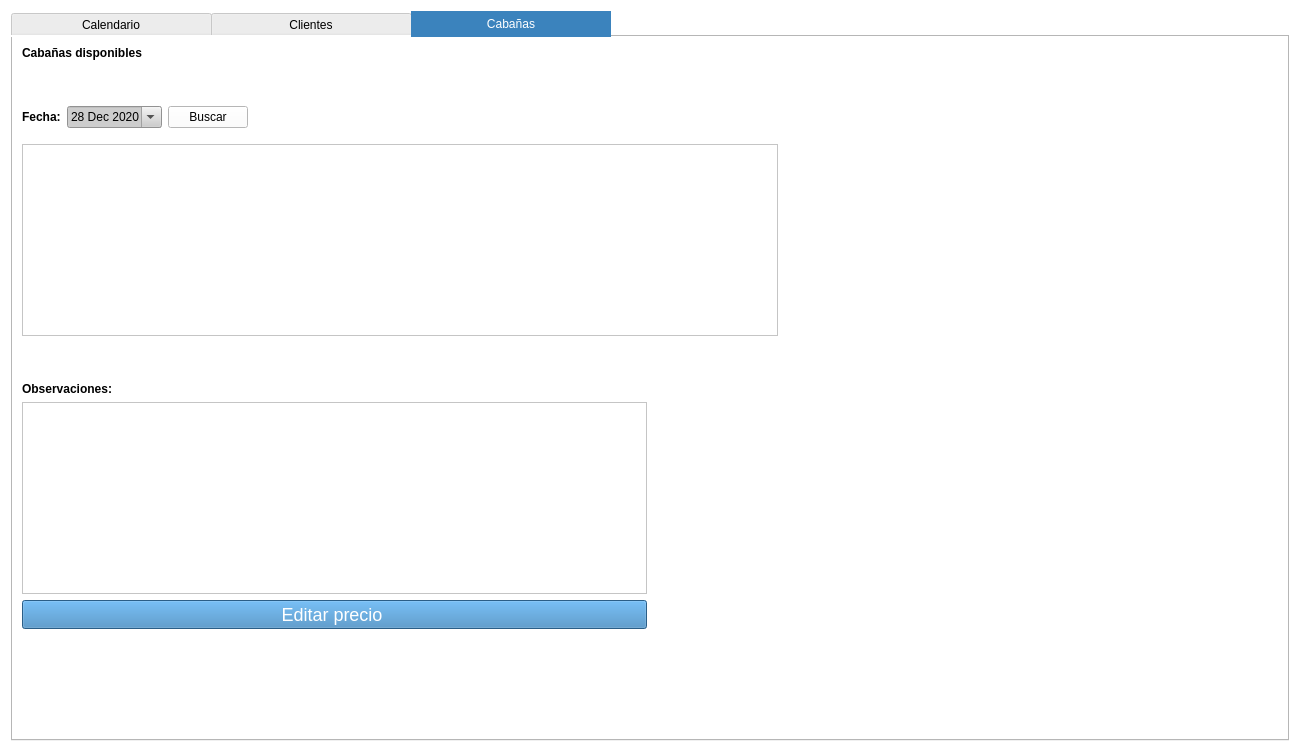
DiteRr/IgmavaAPP, file UIfiles/Tab.ui: the form before one commit.
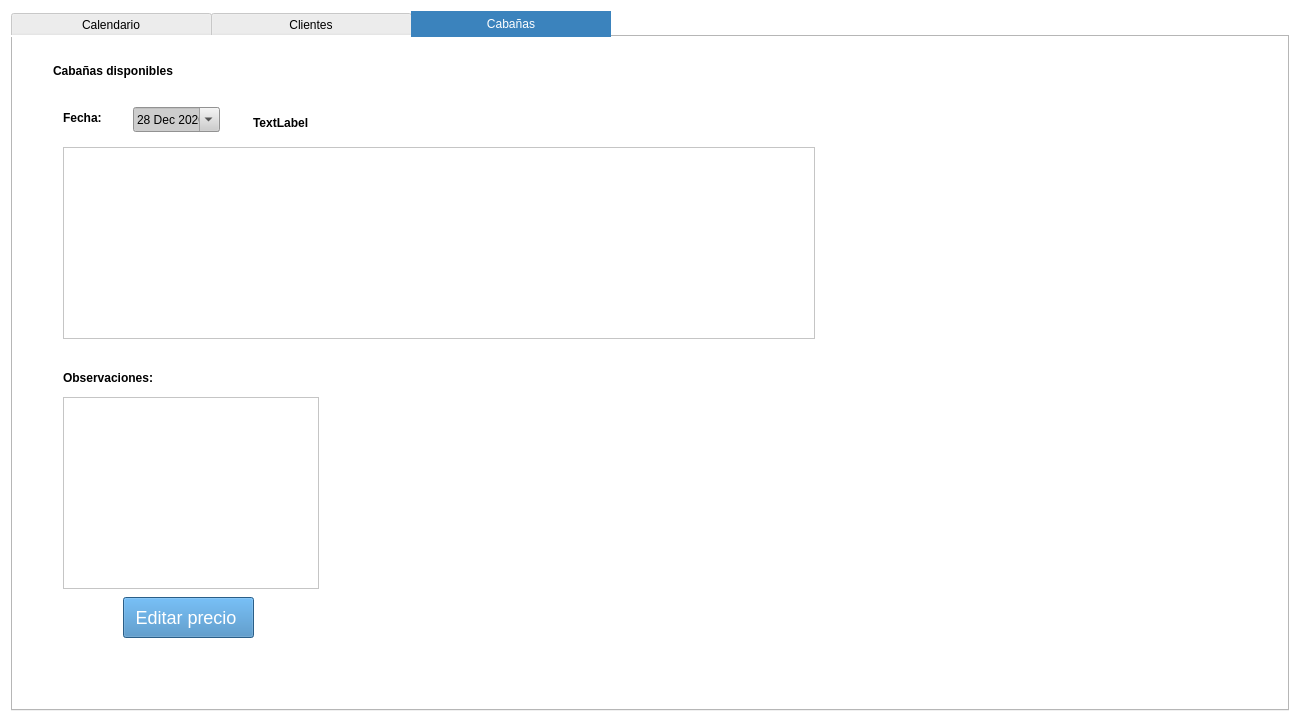
The form after the commit. The open tabs and pages were chosen to show the change. Icons and pictures are not drawn.

The edit to the form file:
```diff
--- a/UIfiles/Tab.ui
+++ b/UIfiles/Tab.ui
@@ -7,7 +7,7 @@
     <x>0</x>
     <y>0</y>
     <width>1300</width>
-    <height>752</height>
+    <height>722</height>
    </rect>
   </property>
   <property name="minimumSize">
@@ -23,7 +23,7 @@
    <string notr="true">background-color: rgb(255, 255, 255);</string>
   </property>
   <layout class="QGridLayout" name="gridLayout">
-   <item row="2" column="0">
+   <item row="1" column="0">
     <widget class="QTabWidget" name="tabWidget">
      <property name="minimumSize">
       <size>
@@ -569,95 +569,61 @@
       <attribute name="title">
        <string>Cabañas</string>
       </attribute>
-      <layout class="QGridLayout" name="gridLayout_6">
-       <item row="9" column="0" colspan="2">
-        <spacer name="verticalSpacer_6">
-         <property name="orientation">
-          <enum>Qt::Vertical</enum>
-         </property>
-         <property name="sizeHint" stdset="0">
-          <size>
-           <width>20</width>
-           <height>40</height>
-          </size>
-         </property>
-        </spacer>
-       </item>
-       <item row="4" column="0" colspan="2">
-        <spacer name="verticalSpacer_11">
-         <property name="orientation">
-          <enum>Qt::Vertical</enum>
-         </property>
-         <property name="sizeType">
-          <enum>QSizePolicy::Maximum</enum>
-         </property>
-         <property name="sizeHint" stdset="0">
-          <size>
-           <width>20</width>
-           <height>10</height>
-          </size>
-         </property>
-        </spacer>
-       </item>
-       <item row="6" column="0" colspan="2">
-        <spacer name="verticalSpacer_10">
-         <property name="orientation">
-          <enum>Qt::Vertical</enum>
-         </property>
-         <property name="sizeType">
-          <enum>QSizePolicy::Maximum</enum>
-         </property>
-         <property name="sizeHint" stdset="0">
-          <size>
-           <width>20</width>
-           <height>40</height>
-          </size>
-         </property>
-        </spacer>
-       </item>
-       <item row="5" column="0" colspan="2">
-        <layout class="QHBoxLayout" name="horizontalLayout_2">
-         <item>
-          <widget class="QTableWidget" name="tableWidgetC">
+      <widget class="QLabel" name="label_5">
+       <property name="geometry">
+        <rect>
+         <x>50</x>
+         <y>330</y>
+         <width>139</width>
+         <height>22</height>
+        </rect>
+       </property>
+       <property name="sizePolicy">
+        <sizepolicy hsizetype="Maximum" vsizetype="Maximum">
+         <horstretch>0</horstretch>
+         <verstretch>0</verstretch>
+        </sizepolicy>
+       </property>
+       <property name="styleSheet">
+        <string notr="true">font: 57 14pt &quot;Ubuntu&quot;;
+font-weight:bold;</string>
+       </property>
+       <property name="text">
+        <string>Observaciones:</string>
+       </property>
+      </widget>
+      <widget class="QLabel" name="label_3">
+       <property name="geometry">
+        <rect>
+         <x>40</x>
+         <y>20</y>
+         <width>233</width>
+         <height>28</height>
+        </rect>
+       </property>
            <property name="sizePolicy">
-            <sizepolicy hsizetype="Minimum" vsizetype="Minimum">
+        <sizepolicy hsizetype="Maximum" vsizetype="Maximum">
              <horstretch>0</horstretch>
              <verstretch>0</verstretch>
             </sizepolicy>
            </property>
-           <attribute name="horizontalHeaderStretchLastSection">
-            <bool>false</bool>
-           </attribute>
-           <attribute name="verticalHeaderDefaultSectionSize">
-            <number>57</number>
-           </attribute>
-           <attribute name="verticalHeaderStretchLastSection">
-            <bool>true</bool>
-           </attribute>
-          </widget>
-         </item>
-         <item>
-          <spacer name="horizontalSpacer_5">
-           <property name="orientation">
-            <enum>Qt::Horizontal</enum>
-           </property>
-           <property name="sizeType">
-            <enum>QSizePolicy::Maximum</enum>
-           </property>
-           <property name="sizeHint" stdset="0">
-            <size>
-             <width>500</width>
-             <height>80</height>
-            </size>
-           </property>
-          </spacer>
-         </item>
-        </layout>
-       </item>
-       <item row="8" column="0">
-        <layout class="QVBoxLayout" name="verticalLayout_2">
-         <item>
+       <property name="styleSheet">
+        <string notr="true">font: 57 18pt &quot;Ubuntu&quot;;
+font-weight:bold;</string>
+       </property>
+       <property name="text">
+        <string>Cabañas disponibles</string>
+       </property>
+      </widget>
           <widget class="QTableWidget" name="tableWidgetCab">
+       <property name="geometry">
+        <rect>
+         <x>50</x>
+         <y>360</y>
+         <width>256</width>
+         <height>192</height>
+        </rect>
+       </property>
            <property name="sizePolicy">
             <sizepolicy hsizetype="Minimum" vsizetype="Minimum">
              <horstretch>0</horstretch>
@@ -671,9 +637,15 @@
             <number>57</number>
            </attribute>
           </widget>
-         </item>
-         <item>
           <widget class="QPushButton" name="edp">
+       <property name="geometry">
+        <rect>
+         <x>110</x>
+         <y>560</y>
+         <width>131</width>
+         <height>41</height>
+        </rect>
+       </property>
            <property name="styleSheet">
             <string notr="true">background-color: #3B83BD;
 font-size: 18px;
@@ -684,46 +656,15 @@
             <string>Editar precio </string>
            </property>
           </widget>
-         </item>
-        </layout>
-       </item>
-       <item row="7" column="0" colspan="2">
-        <widget class="QLabel" name="label_5">
-         <property name="sizePolicy">
-          <sizepolicy hsizetype="Maximum" vsizetype="Maximum">
-           <horstretch>0</horstretch>
-           <verstretch>0</verstretch>
-          </sizepolicy>
-         </property>
-         <property name="styleSheet">
-          <string notr="true">font: 57 14pt &quot;Ubuntu&quot;;
-font-weight:bold;</string>
-         </property>
-         <property name="text">
-          <string>Observaciones:</string>
-         </property>
-        </widget>
-       </item>
-       <item row="1" column="0" colspan="2">
-        <spacer name="verticalSpacer_9">
-         <property name="orientation">
-          <enum>Qt::Vertical</enum>
-         </property>
-         <property name="sizeType">
-          <enum>QSizePolicy::Maximum</enum>
-         </property>
-         <property name="sizeHint" stdset="0">
-          <size>
-           <width>20</width>
-           <height>40</height>
-          </size>
-         </property>
-        </spacer>
-       </item>
-       <item row="2" column="0" colspan="2">
-        <layout class="QHBoxLayout" name="horizontalLayout">
-         <item>
           <widget class="QLabel" name="label_4">
+       <property name="geometry">
+        <rect>
+         <x>50</x>
+         <y>70</y>
+         <width>58</width>
+         <height>22</height>
+        </rect>
+       </property>
            <property name="sizePolicy">
             <sizepolicy hsizetype="Maximum" vsizetype="Maximum">
              <horstretch>0</horstretch>
@@ -738,9 +679,15 @@
             <string>Fecha:</string>
            </property>
           </widget>
-         </item>
-         <item>
           <widget class="QDateEdit" name="fecha">
+       <property name="geometry">
+        <rect>
+         <x>120</x>
+         <y>70</y>
+         <width>87</width>
+         <height>25</height>
+        </rect>
+       </property>
            <property name="sizePolicy">
             <sizepolicy hsizetype="Maximum" vsizetype="Maximum">
              <horstretch>0</horstretch>
@@ -782,42 +729,48 @@
             </date>
            </property>
           </widget>
-         </item>
-         <item>
-          <widget class="QPushButton" name="buscar_fecha">
+      <widget class="QTableWidget" name="tableWidgetC">
+       <property name="geometry">
+        <rect>
+         <x>50</x>
+         <y>110</y>
+         <width>752</width>
+         <height>192</height>
+        </rect>
+       </property>
            <property name="sizePolicy">
-            <sizepolicy hsizetype="Maximum" vsizetype="Maximum">
+        <sizepolicy hsizetype="Minimum" vsizetype="Minimum">
              <horstretch>0</horstretch>
              <verstretch>0</verstretch>
             </sizepolicy>
            </property>
-           <property name="text">
-            <string>Buscar</string>
-           </property>
-          </widget>
-         </item>
-         <item>
-          <spacer name="horizontalSpacer_4">
-           <property name="orientation">
-            <enum>Qt::Horizontal</enum>
-           </property>
-           <property name="sizeType">
-            <enum>QSizePolicy::Expanding</enum>
-           </property>
-           <property name="sizeHint" stdset="0">
+       <property name="minimumSize">
             <size>
-             <width>340</width>
-             <height>20</height>
-            </size>
-           </property>
-          </spacer>
-         </item>
-        </layout>
-       </item>
-       <item row="0" column="0" colspan="2">
-        <widget class="QLabel" name="label_3">
+         <width>0</width>
+         <height>0</height>
+        </size>
+       </property>
+       <attribute name="horizontalHeaderStretchLastSection">
+        <bool>false</bool>
+       </attribute>
+       <attribute name="verticalHeaderDefaultSectionSize">
+        <number>57</number>
+       </attribute>
+       <attribute name="verticalHeaderStretchLastSection">
+        <bool>true</bool>
+       </attribute>
+      </widget>
+      <widget class="QLabel" name="label_date">
+       <property name="geometry">
+        <rect>
+         <x>240</x>
+         <y>70</y>
+         <width>551</width>
+         <height>31</height>
+        </rect>
+       </property>
          <property name="sizePolicy">
-          <sizepolicy hsizetype="Maximum" vsizetype="Maximum">
+        <sizepolicy hsizetype="Expanding" vsizetype="Expanding">
            <horstretch>0</horstretch>
            <verstretch>0</verstretch>
           </sizepolicy>
@@ -827,11 +780,9 @@
 font-weight:bold;</string>
          </property>
          <property name="text">
-          <string>Cabañas disponibles</string>
-         </property>
-        </widget>
-       </item>
-      </layout>
+        <string>TextLabel</string>
+       </property>
+      </widget>
      </widget>
     </widget>
    </item>
```
Left out of the diff: 221 changed lines with no effect on the pictures. Lines whose indentation alone changed are shown as unchanged.
